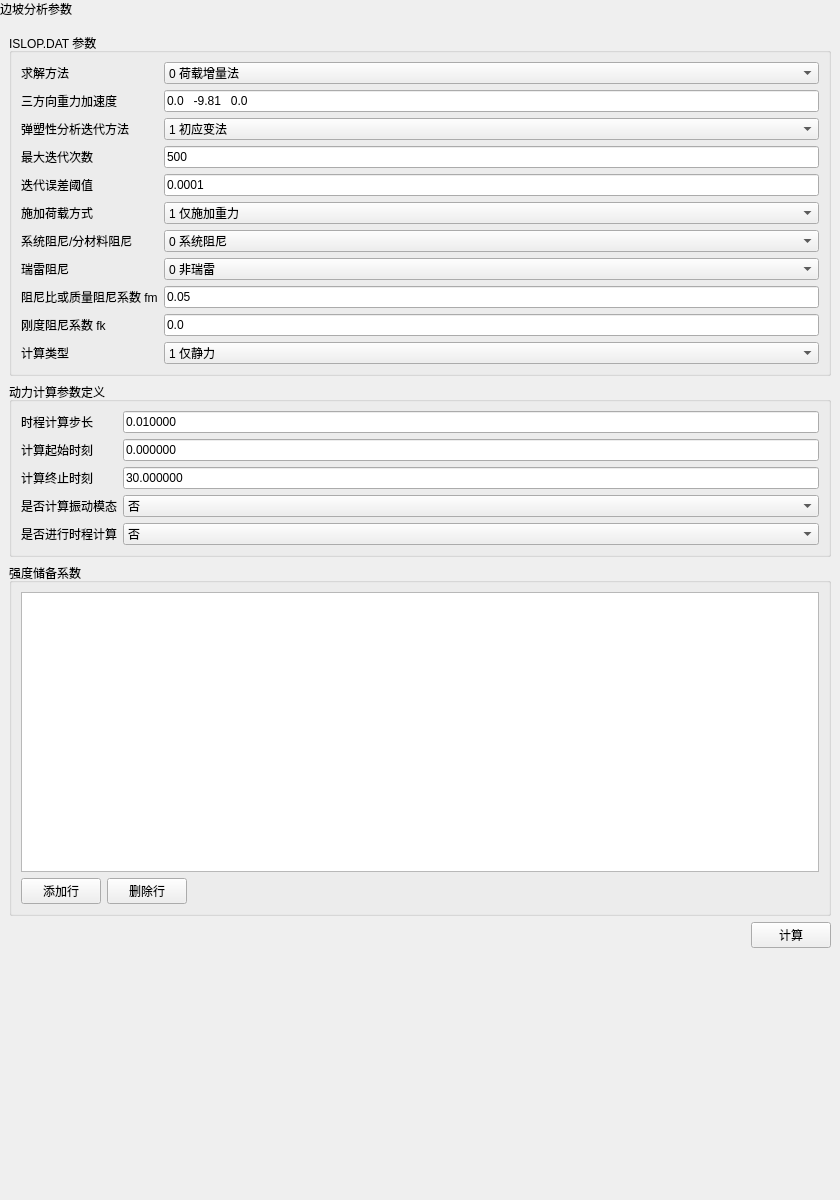
Before: the Qt Designer form plugins/Base_Slover/SlopeStabilityWidget.ui in asd977/base_cae, drawn with Qt 5.
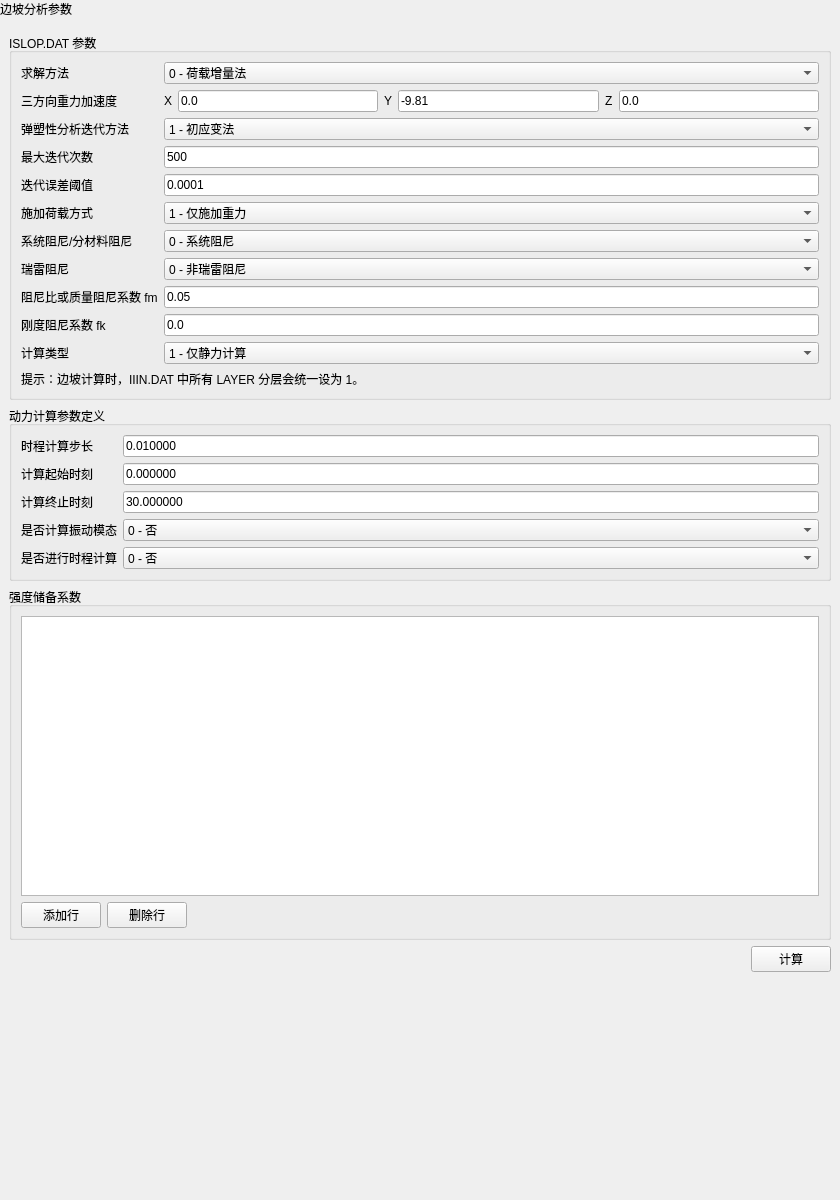
After: the same form once the commit is applied.

```diff
--- a/plugins/Base_Slover/SlopeStabilityWidget.ui
+++ b/plugins/Base_Slover/SlopeStabilityWidget.ui
@@ -76,7 +76,7 @@
          <widget class="QComboBox" name="line3Combo">
           <item>
            <property name="text">
-            <string>0 荷载增量法</string>
+            <string>0 - 荷载增量法</string>
            </property>
           </item>
           <item>
@@ -118,16 +118,81 @@
          </widget>
         </item>
         <item row="3" column="1">
-         <widget class="QLineEdit" name="line4Edit">
-          <property name="text">
-           <string>0.0   -9.81   0.0</string>
-          </property>
-          <property name="minimumSize">
-           <size>
-            <width>10</width>
-            <height>0</height>
-           </size>
-          </property>
+         <widget class="QWidget" name="gravityWidget">
+          <layout class="QHBoxLayout" name="gravityLayout">
+           <property name="leftMargin">
+            <number>0</number>
+           </property>
+           <property name="topMargin">
+            <number>0</number>
+           </property>
+           <property name="rightMargin">
+            <number>0</number>
+           </property>
+           <property name="bottomMargin">
+            <number>0</number>
+           </property>
+           <item>
+            <widget class="QLabel" name="gravityXLabel">
+             <property name="text">
+              <string>X</string>
+             </property>
+            </widget>
+           </item>
+           <item>
+            <widget class="QLineEdit" name="gravityXEdit">
+             <property name="text">
+              <string>0.0</string>
+             </property>
+             <property name="minimumSize">
+              <size>
+               <width>10</width>
+               <height>0</height>
+              </size>
+             </property>
+            </widget>
+           </item>
+           <item>
+            <widget class="QLabel" name="gravityYLabel">
+             <property name="text">
+              <string>Y</string>
+             </property>
+            </widget>
+           </item>
+           <item>
+            <widget class="QLineEdit" name="gravityYEdit">
+             <property name="text">
+              <string>-9.81</string>
+             </property>
+             <property name="minimumSize">
+              <size>
+               <width>10</width>
+               <height>0</height>
+              </size>
+             </property>
+            </widget>
+           </item>
+           <item>
+            <widget class="QLabel" name="gravityZLabel">
+             <property name="text">
+              <string>Z</string>
+             </property>
+            </widget>
+           </item>
+           <item>
+            <widget class="QLineEdit" name="gravityZEdit">
+             <property name="text">
+              <string>0.0</string>
+             </property>
+             <property name="minimumSize">
+              <size>
+               <width>10</width>
+               <height>0</height>
+              </size>
+             </property>
+            </widget>
+           </item>
+          </layout>
          </widget>
         </item>
         <item row="4" column="0">
@@ -144,7 +209,7 @@
          <widget class="QComboBox" name="line5Combo">
           <item>
            <property name="text">
-            <string>1 初应变法</string>
+            <string>1 - 初应变法</string>
            </property>
           </item>
           <item>
@@ -225,7 +290,7 @@
          <widget class="QComboBox" name="line8Combo">
           <item>
            <property name="text">
-            <string>1 仅施加重力</string>
+            <string>1 - 仅施加重力</string>
            </property>
           </item>
           <item>
@@ -255,7 +320,7 @@
          <widget class="QComboBox" name="line15Combo">
           <item>
            <property name="text">
-            <string>0 系统阻尼</string>
+            <string>0 - 系统阻尼</string>
            </property>
           </item>
           <item>
@@ -285,7 +350,7 @@
          <widget class="QComboBox" name="line16Combo">
           <item>
            <property name="text">
-            <string>0 非瑞雷</string>
+            <string>0 - 非瑞雷阻尼</string>
            </property>
           </item>
           <item>
@@ -361,7 +426,7 @@
          <widget class="QComboBox" name="line19Combo">
           <item>
            <property name="text">
-            <string>1 仅静力</string>
+            <string>1 - 仅静力计算</string>
            </property>
           </item>
           <item>
@@ -382,6 +447,16 @@
           </property>
          </widget>
         </item>
+        <item row="19" column="0" colspan="2">
+         <widget class="QLabel" name="layerHintLabel">
+          <property name="text">
+           <string>提示：边坡计算时，IIIN.DAT 中所有 LAYER 分层会统一设为 1。</string>
+          </property>
+          <property name="wordWrap">
+           <bool>true</bool>
+          </property>
+         </widget>
+        </item>
         <property name="leftMargin">
          <number>9</number>
         </property>
@@ -486,7 +561,7 @@
          <widget class="QComboBox" name="ifModeCombo">
           <item>
            <property name="text">
-            <string>否</string>
+            <string>0 - 否</string>
            </property>
           </item>
           <item>
@@ -516,7 +591,7 @@
          <widget class="QComboBox" name="ifWaveCombo">
           <item>
            <property name="text">
-            <string>否</string>
+            <string>0 - 否</string>
            </property>
           </item>
           <item>
```
Left out of the diff: 26 changed lines with no effect on the pictures.
